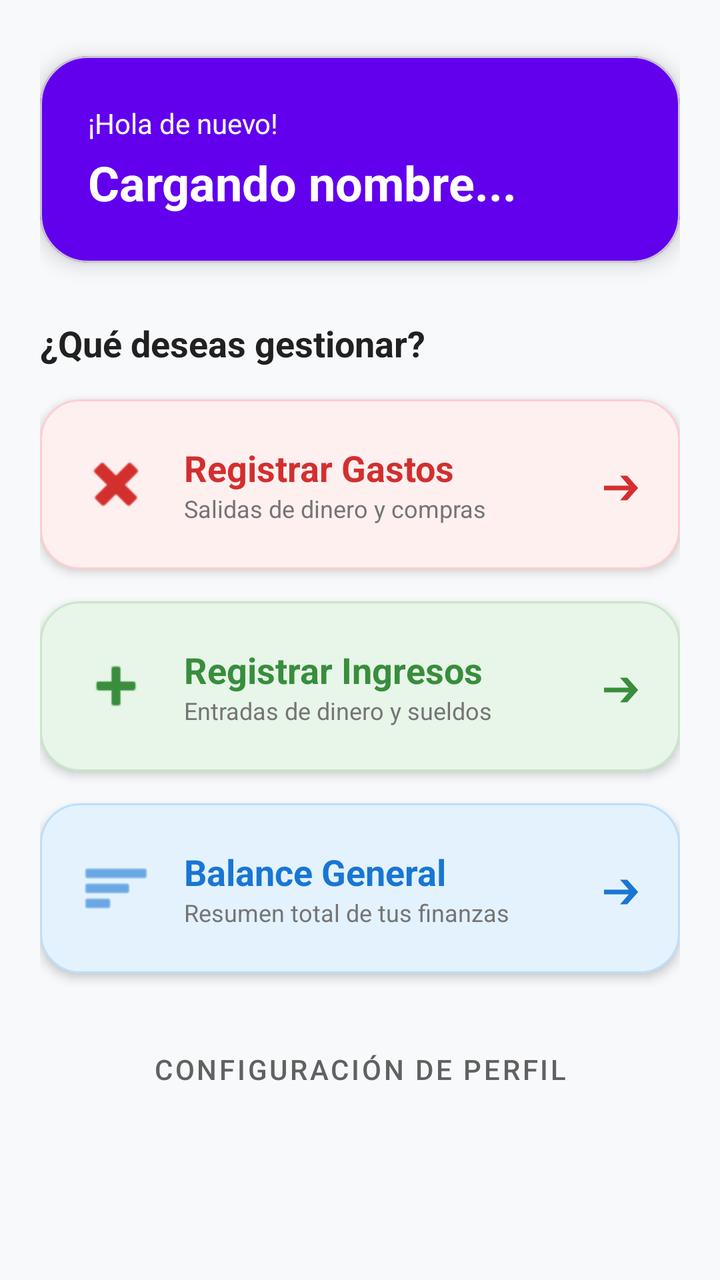
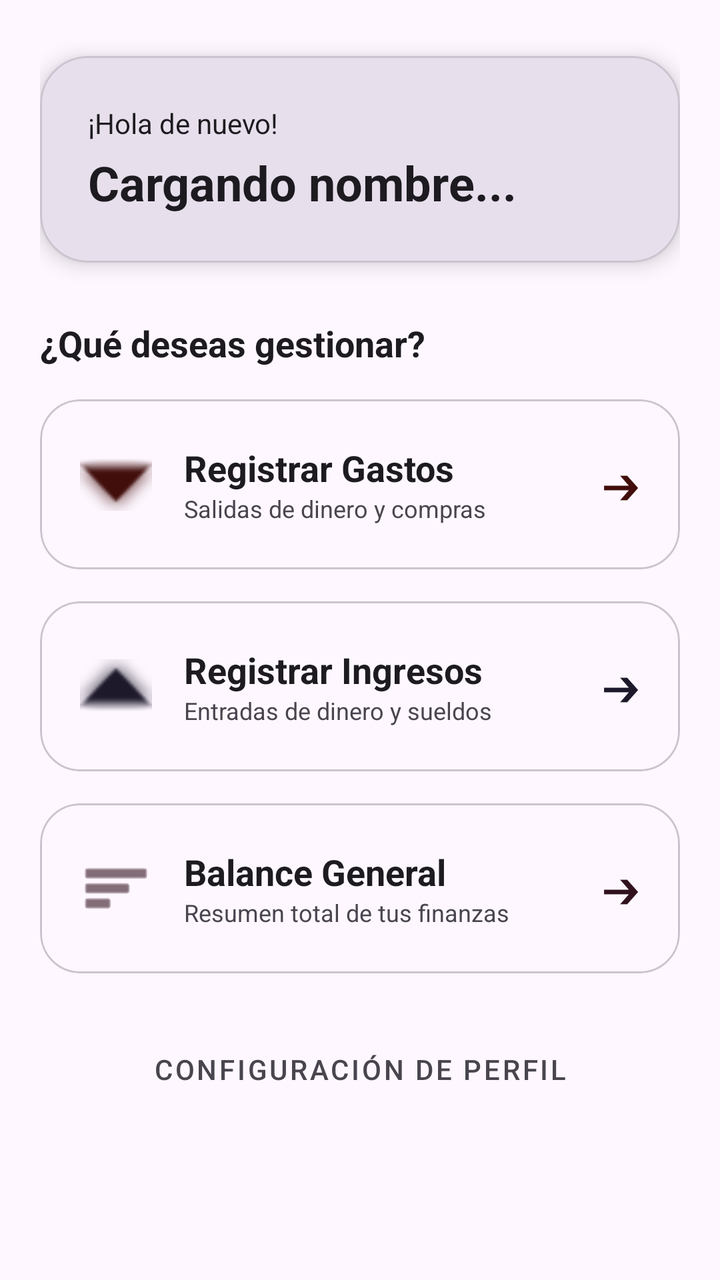

Screens rendered from an Android XML layout before and after an edit, with the pre-edit source and the edit as a unified diff.
<!-- AndroidManifest.xml: application theme Theme.GestionIngresoGasto -->
<!-- res/layout/activity_menu.xml -->
<?xml version="1.0" encoding="utf-8"?>
<ScrollView
    xmlns:android="http://schemas.android.com/apk/res/android"
    xmlns:app="http://schemas.android.com/apk/res-auto"
    xmlns:tools="http://schemas.android.com/tools"
    android:layout_width="match_parent"
    android:layout_height="match_parent"
    android:fillViewport="true"
    android:background="@color/background_app">

    <androidx.constraintlayout.widget.ConstraintLayout
        android:layout_width="match_parent"
        android:layout_height="wrap_content"
        android:padding="20dp"
        tools:context=".ui.MenuActivity">

        <com.google.android.material.card.MaterialCardView
            android:id="@+id/cardBienvenida"
            android:layout_width="0dp"
            android:layout_height="wrap_content"
            app:cardCornerRadius="24dp"
            app:cardElevation="6dp"
            app:cardBackgroundColor="@color/design_default_color_primary"
            app:layout_constraintTop_toTopOf="parent"
            app:layout_constraintStart_toStartOf="parent"
            app:layout_constraintEnd_toEndOf="parent"
            android:layout_marginTop="8dp">

            <androidx.constraintlayout.widget.ConstraintLayout
                android:layout_width="match_parent"
                android:layout_height="wrap_content"
                android:padding="24dp">

                <TextView
                    android:id="@+id/tvSaludo"
                    android:layout_width="wrap_content"
                    android:layout_height="wrap_content"
                    android:text="¡Hola de nuevo!"
                    android:textColor="@android:color/white"
                    android:textSize="14sp"
                    app:layout_constraintTop_toTopOf="parent"
                    app:layout_constraintStart_toStartOf="parent" />

                <TextView
                    android:id="@+id/tvNombreUsuario"
                    android:layout_width="0dp"
                    android:layout_height="wrap_content"
                    android:layout_marginTop="4dp"
                    android:text="Cargando nombre..."
                    android:textColor="@android:color/white"
                    android:textSize="24sp"
                    android:textStyle="bold"
                    app:layout_constraintStart_toStartOf="parent"
                    app:layout_constraintTop_toBottomOf="@id/tvSaludo" />

            </androidx.constraintlayout.widget.ConstraintLayout>
        </com.google.android.material.card.MaterialCardView>

        <TextView
            android:id="@+id/tvOpciones"
            android:layout_width="0dp"
            android:layout_height="wrap_content"
            android:text="¿Qué deseas gestionar?"
            android:textSize="18sp"
            android:textStyle="bold"
            android:textColor="@color/texto_titulo"
            app:layout_constraintTop_toBottomOf="@id/cardBienvenida"
            app:layout_constraintStart_toStartOf="parent"
            app:layout_constraintEnd_toEndOf="parent"
            android:layout_marginTop="28dp" />

        <com.google.android.material.card.MaterialCardView
            android:id="@+id/btnGastos"
            android:layout_width="0dp"
            android:layout_height="85dp"
            android:clickable="true"
            android:focusable="true"
            android:foreground="?attr/selectableItemBackground"
            app:cardCornerRadius="20dp"
            app:cardElevation="3dp"
            app:cardBackgroundColor="@color/gasto_fondo"
            app:strokeColor="@color/gasto_borde"
            app:strokeWidth="1dp"
            app:layout_constraintTop_toBottomOf="@id/tvOpciones"
            app:layout_constraintStart_toStartOf="parent"
            app:layout_constraintEnd_toEndOf="parent"
            android:layout_marginTop="16dp">

            <LinearLayout
                android:layout_width="match_parent"
                android:layout_height="match_parent"
                android:orientation="horizontal"
                android:gravity="center_vertical"
                android:paddingHorizontal="20dp">

                <ImageView
                    android:layout_width="36dp"
                    android:layout_height="36dp"
                    android:src="@android:drawable/ic_delete"
                    app:tint="@color/gasto_primario" />

                <LinearLayout
                    android:layout_width="0dp"
                    android:layout_height="wrap_content"
                    android:layout_weight="1"
                    android:orientation="vertical"
                    android:layout_marginStart="16dp">

                    <TextView
                        android:layout_width="wrap_content"
                        android:layout_height="wrap_content"
                        android:text="Registrar Gastos"
                        android:textSize="18sp"
                        android:textStyle="bold"
                        android:textColor="@color/gasto_primario" />

                    <TextView
                        android:layout_width="wrap_content"
                        android:layout_height="wrap_content"
                        android:text="Salidas de dinero y compras"
                        android:textSize="12sp"
                        android:textColor="@color/texto_subtitulo" />
                </LinearLayout>

                <TextView
                    android:layout_width="wrap_content"
                    android:layout_height="wrap_content"
                    android:text="➔"
                    android:textSize="20sp"
                    android:textColor="@color/gasto_primario" />
            </LinearLayout>
        </com.google.android.material.card.MaterialCardView>

        <com.google.android.material.card.MaterialCardView
            android:id="@+id/btnIngresos"
            android:layout_width="0dp"
            android:layout_height="85dp"
            android:clickable="true"
            android:focusable="true"
            android:foreground="?attr/selectableItemBackground"
            app:cardCornerRadius="20dp"
            app:cardElevation="3dp"
            app:cardBackgroundColor="@color/ingreso_fondo"
            app:strokeColor="@color/ingreso_borde"
            app:strokeWidth="1dp"
            app:layout_constraintTop_toBottomOf="@id/btnGastos"
            app:layout_constraintStart_toStartOf="parent"
            app:layout_constraintEnd_toEndOf="parent"
            android:layout_marginTop="16dp">

            <LinearLayout
                android:layout_width="match_parent"
                android:layout_height="match_parent"
                android:orientation="horizontal"
                android:gravity="center_vertical"
                android:paddingHorizontal="20dp">

                <ImageView
                    android:layout_width="36dp"
                    android:layout_height="36dp"
                    android:src="@android:drawable/ic_input_add"
                    app:tint="@color/ingreso_primario" />

                <LinearLayout
                    android:layout_width="0dp"
                    android:layout_height="wrap_content"
                    android:layout_weight="1"
                    android:orientation="vertical"
                    android:layout_marginStart="16dp">

                    <TextView
                        android:layout_width="wrap_content"
                        android:layout_height="wrap_content"
                        android:text="Registrar Ingresos"
                        android:textSize="18sp"
                        android:textStyle="bold"
                        android:textColor="@color/ingreso_primario" />

                    <TextView
                        android:layout_width="wrap_content"
                        android:layout_height="wrap_content"
                        android:text="Entradas de dinero y sueldos"
                        android:textSize="12sp"
                        android:textColor="@color/texto_subtitulo" />
                </LinearLayout>

                <TextView
                    android:layout_width="wrap_content"
                    android:layout_height="wrap_content"
                    android:text="➔"
                    android:textSize="20sp"
                    android:textColor="@color/ingreso_primario" />
            </LinearLayout>
        </com.google.android.material.card.MaterialCardView>

        <com.google.android.material.card.MaterialCardView
            android:id="@+id/btnBalance"
            android:layout_width="0dp"
            android:layout_height="85dp"
            android:clickable="true"
            android:focusable="true"
            android:foreground="?attr/selectableItemBackground"
            app:cardCornerRadius="20dp"
            app:cardElevation="3dp"
            app:cardBackgroundColor="@color/balance_fondo"
            app:strokeColor="@color/balance_borde"
            app:strokeWidth="1dp"
            app:layout_constraintTop_toBottomOf="@id/btnIngresos"
            app:layout_constraintStart_toStartOf="parent"
            app:layout_constraintEnd_toEndOf="parent"
            android:layout_marginTop="16dp">

            <LinearLayout
                android:layout_width="match_parent"
                android:layout_height="match_parent"
                android:orientation="horizontal"
                android:gravity="center_vertical"
                android:paddingHorizontal="20dp">

                <ImageView
                    android:layout_width="36dp"
                    android:layout_height="36dp"
                    android:src="@android:drawable/ic_menu_sort_by_size"
                    app:tint="@color/balance_primario" />

                <LinearLayout
                    android:layout_width="0dp"
                    android:layout_height="wrap_content"
                    android:layout_weight="1"
                    android:orientation="vertical"
                    android:layout_marginStart="16dp">

                    <TextView
                        android:layout_width="wrap_content"
                        android:layout_height="wrap_content"
                        android:text="Balance General"
                        android:textSize="18sp"
                        android:textStyle="bold"
                        android:textColor="@color/balance_primario" />

                    <TextView
                        android:layout_width="wrap_content"
                        android:layout_height="wrap_content"
                        android:text="Resumen total de tus finanzas"
                        android:textSize="12sp"
                        android:textColor="@color/texto_subtitulo" />
                </LinearLayout>

                <TextView
                    android:layout_width="wrap_content"
                    android:layout_height="wrap_content"
                    android:text="➔"
                    android:textSize="20sp"
                    android:textColor="@color/balance_primario" />
            </LinearLayout>
        </com.google.android.material.card.MaterialCardView>

        <com.google.android.material.button.MaterialButton
            android:id="@+id/btnPerfilUsuario"
            style="@style/Widget.MaterialComponents.Button.TextButton"
            android:layout_width="0dp"
            android:layout_height="wrap_content"
            android:text="Configuración de Perfil"
            android:textSize="14sp"
            android:textColor="@color/texto_secundario"
            app:layout_constraintTop_toBottomOf="@id/btnBalance"
            app:layout_constraintStart_toStartOf="parent"
            app:layout_constraintEnd_toEndOf="parent"
            android:layout_marginTop="24dp"
            android:layout_marginBottom="16dp" />

    </androidx.constraintlayout.widget.ConstraintLayout>
</ScrollView>
<!-- resources referenced by this layout -->
<resources>
  <color name="background_app">#F8F9FA</color>
  <color name="balance_borde">#BBDEFB</color>
  <color name="balance_fondo">#E3F2FD</color>
  <color name="balance_primario">#1976D2</color>
  <color name="gasto_borde">#FFCDD2</color>
  <color name="gasto_fondo">#FFF0F0</color>
  <color name="gasto_primario">#D32F2F</color>
  <color name="ingreso_borde">#C8E6C9</color>
  <color name="ingreso_fondo">#E8F5E9</color>
  <color name="ingreso_primario">#388E3C</color>
  <color name="texto_secundario">#616161</color>
  <color name="texto_subtitulo">#757575</color>
  <color name="texto_titulo">#212121</color>
  <style name="Theme.GestionIngresoGasto" parent="Base.Theme.GestionIngresoGasto" />
  <style name="Base.Theme.GestionIngresoGasto" parent="Theme.Material3.DayNight.NoActionBar">
          
          
      </style>
</resources>

<!-- the commit's change to res/layout/activity_menu.xml (unified diff, before → after) -->
@@ -6,7 +6,7 @@
     android:layout_width="match_parent"
     android:layout_height="match_parent"
     android:fillViewport="true"
-    android:background="@color/background_app">
+    android:background="?attr/colorSurface">
 
     <androidx.constraintlayout.widget.ConstraintLayout
         android:layout_width="match_parent"
@@ -14,17 +14,18 @@
         android:padding="20dp"
         tools:context=".ui.MenuActivity">
 
+        
         <com.google.android.material.card.MaterialCardView
             android:id="@+id/cardBienvenida"
             android:layout_width="0dp"
             android:layout_height="wrap_content"
+            android:layout_marginTop="8dp"
             app:cardCornerRadius="24dp"
             app:cardElevation="6dp"
-            app:cardBackgroundColor="@color/design_default_color_primary"
+            app:cardBackgroundColor="?attr/colorSurfaceVariant"
             app:layout_constraintTop_toTopOf="parent"
             app:layout_constraintStart_toStartOf="parent"
-            app:layout_constraintEnd_toEndOf="parent"
-            android:layout_marginTop="8dp">
+            app:layout_constraintEnd_toEndOf="parent">
 
             <androidx.constraintlayout.widget.ConstraintLayout
                 android:layout_width="match_parent"
@@ -36,7 +37,7 @@
                     android:layout_width="wrap_content"
                     android:layout_height="wrap_content"
                     android:text="¡Hola de nuevo!"
-                    android:textColor="@android:color/white"
+                    android:textColor="?attr/colorOnSurface"
                     android:textSize="14sp"
                     app:layout_constraintTop_toTopOf="parent"
                     app:layout_constraintStart_toStartOf="parent" />
@@ -47,44 +48,47 @@
                     android:layout_height="wrap_content"
                     android:layout_marginTop="4dp"
                     android:text="Cargando nombre..."
-                    android:textColor="@android:color/white"
+                    android:textColor="?attr/colorOnSurface"
                     android:textSize="24sp"
                     android:textStyle="bold"
                     app:layout_constraintStart_toStartOf="parent"
+                    app:layout_constraintEnd_toEndOf="parent"
                     app:layout_constraintTop_toBottomOf="@id/tvSaludo" />
 
             </androidx.constraintlayout.widget.ConstraintLayout>
         </com.google.android.material.card.MaterialCardView>
 
+        
         <TextView
             android:id="@+id/tvOpciones"
             android:layout_width="0dp"
             android:layout_height="wrap_content"
+            android:layout_marginTop="28dp"
             android:text="¿Qué deseas gestionar?"
             android:textSize="18sp"
             android:textStyle="bold"
-            android:textColor="@color/texto_titulo"
+            android:textColor="?attr/colorOnSurface"
             app:layout_constraintTop_toBottomOf="@id/cardBienvenida"
             app:layout_constraintStart_toStartOf="parent"
-            app:layout_constraintEnd_toEndOf="parent"
-            android:layout_marginTop="28dp" />
-
+            app:layout_constraintEnd_toEndOf="parent" />
+
+        
         <com.google.android.material.card.MaterialCardView
             android:id="@+id/btnGastos"
             android:layout_width="0dp"
             android:layout_height="85dp"
+            android:layout_marginTop="16dp"
             android:clickable="true"
             android:focusable="true"
             android:foreground="?attr/selectableItemBackground"
             app:cardCornerRadius="20dp"
-            app:cardElevation="3dp"
-            app:cardBackgroundColor="@color/gasto_fondo"
-            app:strokeColor="@color/gasto_borde"
+            app:cardBackgroundColor="?attr/colorSurface"
+            app:strokeColor="?attr/colorOutlineVariant"
             app:strokeWidth="1dp"
+            app:cardElevation="0dp"
             app:layout_constraintTop_toBottomOf="@id/tvOpciones"
             app:layout_constraintStart_toStartOf="parent"
-            app:layout_constraintEnd_toEndOf="parent"
-            android:layout_marginTop="16dp">
+            app:layout_constraintEnd_toEndOf="parent">
 
             <LinearLayout
                 android:layout_width="match_parent"
@@ -96,15 +100,15 @@
                 <ImageView
                     android:layout_width="36dp"
                     android:layout_height="36dp"
-                    android:src="@android:drawable/ic_delete"
-                    app:tint="@color/gasto_primario" />
+                    android:src="@android:drawable/arrow_down_float"
+                    app:tint="?attr/colorOnErrorContainer" />
 
                 <LinearLayout
                     android:layout_width="0dp"
                     android:layout_height="wrap_content"
                     android:layout_weight="1"
-                    android:orientation="vertical"
-                    android:layout_marginStart="16dp">
+                    android:layout_marginStart="16dp"
+                    android:orientation="vertical">
 
                     <TextView
                         android:layout_width="wrap_content"
@@ -112,14 +116,15 @@
                         android:text="Registrar Gastos"
                         android:textSize="18sp"
                         android:textStyle="bold"
-                        android:textColor="@color/gasto_primario" />
+                        android:textColor="?attr/colorOnSurface" />
 
                     <TextView
                         android:layout_width="wrap_content"
                         android:layout_height="wrap_content"
                         android:text="Salidas de dinero y compras"
                         android:textSize="12sp"
-                        android:textColor="@color/texto_subtitulo" />
+                        android:textColor="?attr/colorOnSurfaceVariant" />
+
                 </LinearLayout>
 
                 <TextView
@@ -127,26 +132,28 @@
                     android:layout_height="wrap_content"
                     android:text="➔"
                     android:textSize="20sp"
-                    android:textColor="@color/gasto_primario" />
+                    android:textColor="?attr/colorOnErrorContainer" />
+
             </LinearLayout>
         </com.google.android.material.card.MaterialCardView>
 
+        
         <com.google.android.material.card.MaterialCardView
             android:id="@+id/btnIngresos"
             android:layout_width="0dp"
             android:layout_height="85dp"
+            android:layout_marginTop="16dp"
             android:clickable="true"
             android:focusable="true"
             android:foreground="?attr/selectableItemBackground"
             app:cardCornerRadius="20dp"
-            app:cardElevation="3dp"
-            app:cardBackgroundColor="@color/ingreso_fondo"
-            app:strokeColor="@color/ingreso_borde"
+            app:cardBackgroundColor="?attr/colorSurface"
+            app:strokeColor="?attr/colorOutlineVariant"
             app:strokeWidth="1dp"
+            app:cardElevation="0dp"
             app:layout_constraintTop_toBottomOf="@id/btnGastos"
             app:layout_constraintStart_toStartOf="parent"
-            app:layout_constraintEnd_toEndOf="parent"
-            android:layout_marginTop="16dp">
+            app:layout_constraintEnd_toEndOf="parent">
 
             <LinearLayout
                 android:layout_width="match_parent"
@@ -158,15 +165,15 @@
                 <ImageView
                     android:layout_width="36dp"
                     android:layout_height="36dp"
-                    android:src="@android:drawable/ic_input_add"
-                    app:tint="@color/ingreso_primario" />
+                    android:src="@android:drawable/arrow_up_float"
+                    app:tint="?attr/colorOnSecondaryContainer" />
 
                 <LinearLayout
                     android:layout_width="0dp"
                     android:layout_height="wrap_content"
                     android:layout_weight="1"
-                    android:orientation="vertical"
-                    android:layout_marginStart="16dp">
+                    android:layout_marginStart="16dp"
+                    android:orientation="vertical">
 
                     <TextView
                         android:layout_width="wrap_content"
@@ -174,14 +181,15 @@
                         android:text="Registrar Ingresos"
                         android:textSize="18sp"
                         android:textStyle="bold"
-                        android:textColor="@color/ingreso_primario" />
+                        android:textColor="?attr/colorOnSurface" />
 
                     <TextView
                         android:layout_width="wrap_content"
                         android:layout_height="wrap_content"
                         android:text="Entradas de dinero y sueldos"
                         android:textSize="12sp"
-                        android:textColor="@color/texto_subtitulo" />
+                        android:textColor="?attr/colorOnSurfaceVariant" />
+
                 </LinearLayout>
 
                 <TextView
@@ -189,26 +197,28 @@
                     android:layout_height="wrap_content"
                     android:text="➔"
                     android:textSize="20sp"
-                    android:textColor="@color/ingreso_primario" />
+                    android:textColor="?attr/colorOnSecondaryContainer" />
+
             </LinearLayout>
         </com.google.android.material.card.MaterialCardView>
 
+        
         <com.google.android.material.card.MaterialCardView
             android:id="@+id/btnBalance"
             android:layout_width="0dp"
             android:layout_height="85dp"
+            android:layout_marginTop="16dp"
             android:clickable="true"
             android:focusable="true"
             android:foreground="?attr/selectableItemBackground"
             app:cardCornerRadius="20dp"
-            app:cardElevation="3dp"
-            app:cardBackgroundColor="@color/balance_fondo"
-            app:strokeColor="@color/balance_borde"
+            app:cardBackgroundColor="?attr/colorSurface"
+            app:strokeColor="?attr/colorOutlineVariant"
             app:strokeWidth="1dp"
+            app:cardElevation="0dp"
             app:layout_constraintTop_toBottomOf="@id/btnIngresos"
             app:layout_constraintStart_toStartOf="parent"
-            app:layout_constraintEnd_toEndOf="parent"
-            android:layout_marginTop="16dp">
+            app:layout_constraintEnd_toEndOf="parent">
 
             <LinearLayout
                 android:layout_width="match_parent"
@@ -221,14 +231,14 @@
                     android:layout_width="36dp"
                     android:layout_height="36dp"
                     android:src="@android:drawable/ic_menu_sort_by_size"
-                    app:tint="@color/balance_primario" />
+                    app:tint="?attr/colorOnTertiaryContainer" />
 
                 <LinearLayout
                     android:layout_width="0dp"
                     android:layout_height="wrap_content"
                     android:layout_weight="1"
-                    android:orientation="vertical"
-                    android:layout_marginStart="16dp">
+                    android:layout_marginStart="16dp"
+                    android:orientation="vertical">
 
                     <TextView
                         android:layout_width="wrap_content"
@@ -236,14 +246,15 @@
                         android:text="Balance General"
                         android:textSize="18sp"
                         android:textStyle="bold"
-                        android:textColor="@color/balance_primario" />
+                        android:textColor="?attr/colorOnSurface"/>
 
                     <TextView
                         android:layout_width="wrap_content"
                         android:layout_height="wrap_content"
                         android:text="Resumen total de tus finanzas"
                         android:textSize="12sp"
-                        android:textColor="@color/texto_subtitulo" />
+                        android:textColor="?attr/colorOnSurfaceVariant" />
+
                 </LinearLayout>
 
                 <TextView
@@ -251,23 +262,25 @@
                     android:layout_height="wrap_content"
                     android:text="➔"
                     android:textSize="20sp"
-                    android:textColor="@color/balance_primario" />
+                    android:textColor="?attr/colorOnTertiaryContainer" />
+
             </LinearLayout>
         </com.google.android.material.card.MaterialCardView>
 
+        
         <com.google.android.material.button.MaterialButton
             android:id="@+id/btnPerfilUsuario"
             style="@style/Widget.MaterialComponents.Button.TextButton"
             android:layout_width="0dp"
             android:layout_height="wrap_content"
+            android:layout_marginTop="24dp"
+            android:layout_marginBottom="16dp"
             android:text="Configuración de Perfil"
             android:textSize="14sp"
-            android:textColor="@color/texto_secundario"
+            android:textColor="?attr/colorOnSurfaceVariant"
             app:layout_constraintTop_toBottomOf="@id/btnBalance"
             app:layout_constraintStart_toStartOf="parent"
-            app:layout_constraintEnd_toEndOf="parent"
-            android:layout_marginTop="24dp"
-            android:layout_marginBottom="16dp" />
+            app:layout_constraintEnd_toEndOf="parent" />
 
     </androidx.constraintlayout.widget.ConstraintLayout>
 </ScrollView>
<!-- resource entries referenced after the edit -->
@@ -1,18 +1,5 @@
 <!-- resources referenced by this layout -->
 <resources>
-  <color name="background_app">#F8F9FA</color>
-  <color name="balance_borde">#BBDEFB</color>
-  <color name="balance_fondo">#E3F2FD</color>
-  <color name="balance_primario">#1976D2</color>
-  <color name="gasto_borde">#FFCDD2</color>
-  <color name="gasto_fondo">#FFF0F0</color>
-  <color name="gasto_primario">#D32F2F</color>
-  <color name="ingreso_borde">#C8E6C9</color>
-  <color name="ingreso_fondo">#E8F5E9</color>
-  <color name="ingreso_primario">#388E3C</color>
-  <color name="texto_secundario">#616161</color>
-  <color name="texto_subtitulo">#757575</color>
-  <color name="texto_titulo">#212121</color>
   <style name="Theme.GestionIngresoGasto" parent="Base.Theme.GestionIngresoGasto" />
   <style name="Base.Theme.GestionIngresoGasto" parent="Theme.Material3.DayNight.NoActionBar">
           
